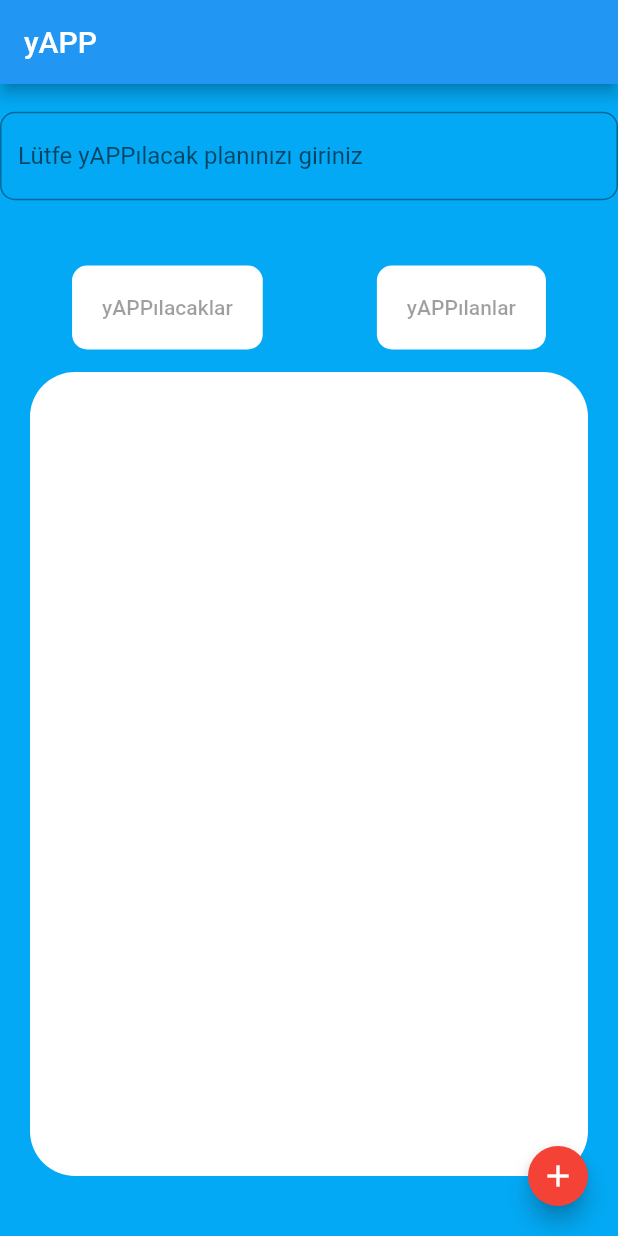
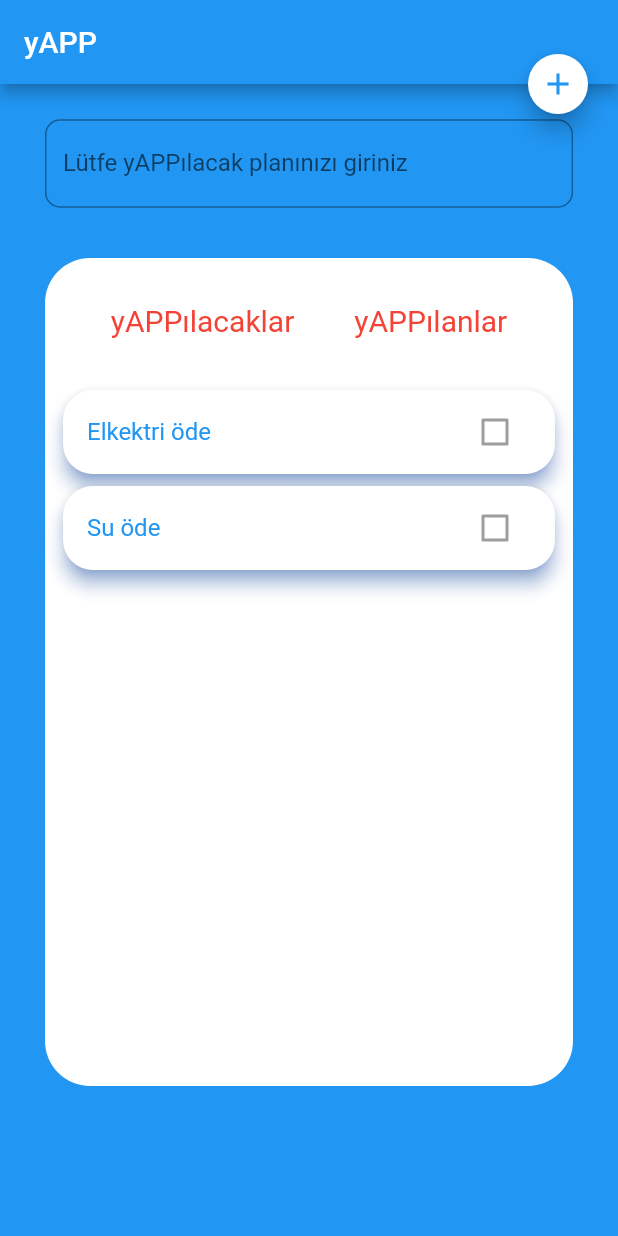
Before and after one commit to ahmetCDZ/yapp, a Flutter app: the screen it shows after launch, on a phone screen of 412 x 824 dp. Run offline on Flutter 3.47's test engine with Material 2 defaults, Android fonts, the phone set to English and light mode, and no system bars.

Commit message:
textField

```diff
--- /dev/null
+++ b/lib/item_Cards.dart
@@ -0,0 +1,26 @@
+import 'package:flutter/material.dart';
+
+class Cards extends StatelessWidget {
+  final String title;
+  final bool isDone;
+
+  Cards(this.title, this.isDone);
+  @override
+  Widget build(BuildContext context) {
+    return Card(
+        elevation: 5,
+        shadowColor: Colors.blueAccent,
+        shape: RoundedRectangleBorder(borderRadius: BorderRadius.circular(20)),
+        child: ListTile(
+          title: Text(
+            title,
+            style: TextStyle(color: Colors.blue),
+          ),
+          trailing: Checkbox(
+            onChanged: null,
+            value: isDone,
+            activeColor: Colors.black,
+          ),
+        ));
+  }
+}
--- a/lib/main.dart
+++ b/lib/main.dart
@@ -11,9 +11,9 @@ class MyApp extends StatelessWidget {
     return MaterialApp(
       title: 'yApp',
       theme: ThemeData(
-          primaryColor: Colors.lightBlue,
+          primaryColor: Colors.white,
           primarySwatch: Colors.red,
-          scaffoldBackgroundColor: Colors.lightBlue,
+          scaffoldBackgroundColor: Colors.blue,
           appBarTheme: AppBarTheme(color: Colors.blue),
           textTheme: TextTheme(
               subtitle1: TextStyle(color: Colors.white),
--- a/lib/screens/home_page.dart
+++ b/lib/screens/home_page.dart
@@ -1,55 +1,88 @@
 import 'package:flutter/material.dart';
+import 'package:yapp/item_Cards.dart';
+import 'package:yapp/tasks/myTasks.dart';
+import 'package:yapp/tasks/tasks.dart';
 
 class HomePage extends StatelessWidget {
+  String isEnterText = '';
+  bool isBool = true;
   @override
   Widget build(BuildContext context) {
     return Scaffold(
-      floatingActionButtonLocation: FloatingActionButtonLocation.endFloat,
+      floatingActionButtonLocation: FloatingActionButtonLocation.endTop,
       appBar: AppBar(title: Text('yAPP')),
       body: Column(
         children: [
           Expanded(
             flex: 1,
             child: Center(
+              child: Padding(
+                padding: const EdgeInsets.fromLTRB(30, 10, 30, 0),
                 child: TextField(
                   decoration: InputDecoration(
                       labelText: 'Lütfe yAPPılacak planınızı giriniz',
                       border: OutlineInputBorder(
                         borderRadius: BorderRadius.all(Radius.circular(10)),
-                        borderSide: BorderSide(width: 3))),
+                      )),
+                  onChanged: (value) {
+                    isEnterText = value;
+                  },
+                ),
               ),
             ),
           ),
           Expanded(
             flex: 1,
             child: Padding(
-              padding: const EdgeInsets.fromLTRB(10, 10, 10, 0),
+              padding: const EdgeInsets.fromLTRB(30, 20, 30, 0),
+              child: Container(
+                decoration: BoxDecoration(
+                    color: Colors.white,
+                    borderRadius: BorderRadius.only(
+                        topRight: Radius.circular(30),
+                        topLeft: Radius.circular(30))),
                 child: Row(
-                mainAxisAlignment: MainAxisAlignment.spaceAround,
-                crossAxisAlignment: CrossAxisAlignment.stretch,
+                  mainAxisAlignment: MainAxisAlignment.center,
+                  crossAxisAlignment: CrossAxisAlignment.start,
                   children: [
                     textButtonWidget('yAPPılacaklar'),
-                  textButtonWidget('yAPPılanlar')
+                    textButtonWidget('yAPPılanlar'),
                   ],
+                ),
               ),
             ),
           ),
           Expanded(
               flex: 6,
               child: Padding(
-              padding: const EdgeInsets.fromLTRB(20, 0, 20, 40),
+                padding: const EdgeInsets.fromLTRB(30, 0, 30, 100),
                 child: Container(
                   decoration: BoxDecoration(
                       color: Colors.white,
-                    borderRadius: BorderRadius.all(Radius.circular(30))),
+                      borderRadius: BorderRadius.only(
+                          bottomRight: Radius.circular(30),
+                          bottomLeft: Radius.circular(30))),
+                  child: Padding(
+                    padding: const EdgeInsets.all(8.0),
+                    child: ListView.builder(
+                        itemCount: MyTasks().tasks.length,
+                        itemBuilder: ((context, index) => Cards(
+                            MyTasks().tasks[index].title,
+                            MyTasks().tasks[index].isDone))),
                   ),
                 ),
-          ),
+              ))
         ],
       ),
       floatingActionButton: FloatingActionButton.small(
-        onPressed: null,
-        child: Icon(Icons.add),
+        onPressed: (() {
+          MyTasks().addTasks(isEnterText);
+        }),
+        child: Icon(
+          Icons.add,
+          color: Colors.blue,
+        ),
+        backgroundColor: Colors.white,
       ),
     );
   }
@@ -61,13 +94,12 @@ class textButtonWidget extends StatelessWidget {
   @override
   Widget build(BuildContext context) {
     return TextButton(
-        onPressed: null,
-        child: Container(
-          decoration: BoxDecoration(
-              color: Colors.white,
-              borderRadius: BorderRadius.all(Radius.circular(10))),
-          padding: EdgeInsets.fromLTRB(20, 20, 20, 20),
-          child: Text(text),
-        ));
+        style: TextButton.styleFrom(
+          backgroundColor: Colors.transparent,
+          padding: const EdgeInsets.fromLTRB(20, 30, 20, 5),
+          textStyle: const TextStyle(fontSize: 20),
+        ),
+        onPressed: () {},
+        child: Text(text));
   }
 }
--- /dev/null
+++ b/lib/tasks/myTasks.dart
@@ -0,0 +1,11 @@
+import 'package:yapp/tasks/tasks.dart';
+
+class MyTasks {
+  final List<Tasks> tasks = [
+    Tasks(title: 'Elkektri öde'),
+    Tasks(title: 'Su öde'),
+  ];
+  void addTasks(String newTask) {
+    tasks.add(Tasks(title: newTask));
+  }
+}
--- /dev/null
+++ b/lib/tasks/tasks.dart
@@ -0,0 +1,10 @@
+class Tasks {
+  final String title;
+  bool isDone;
+
+  Tasks({required this.title, this.isDone = false});
+
+  void markCheck() {
+    isDone = !isDone;
+  }
+}
```
Lines whose indentation alone changed are shown as unchanged.
